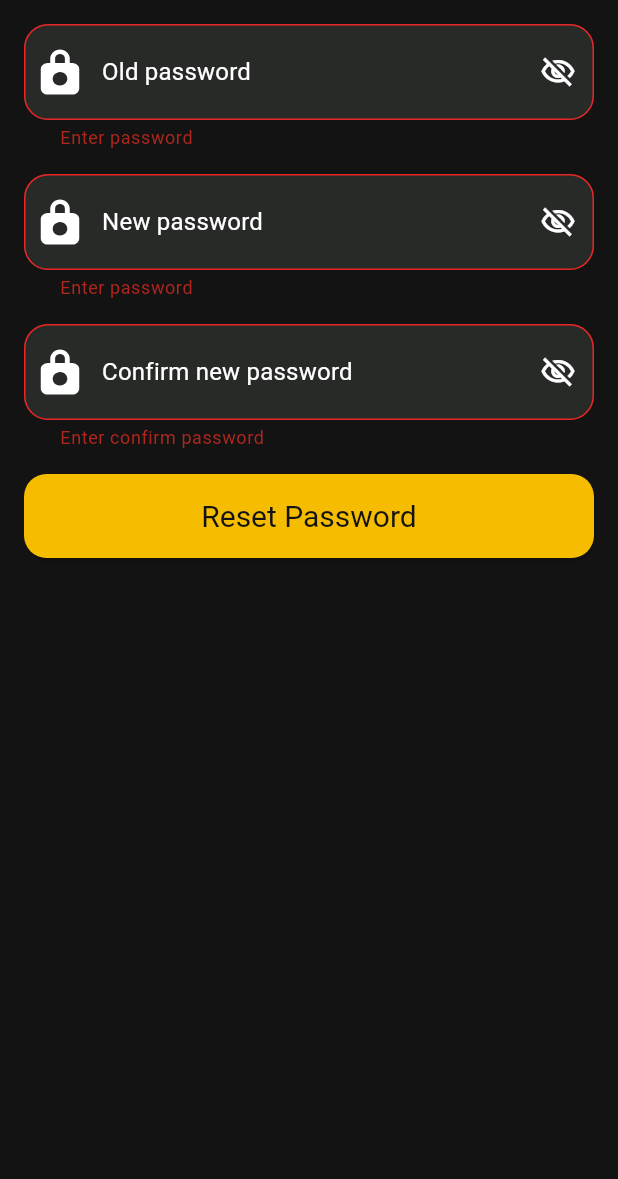
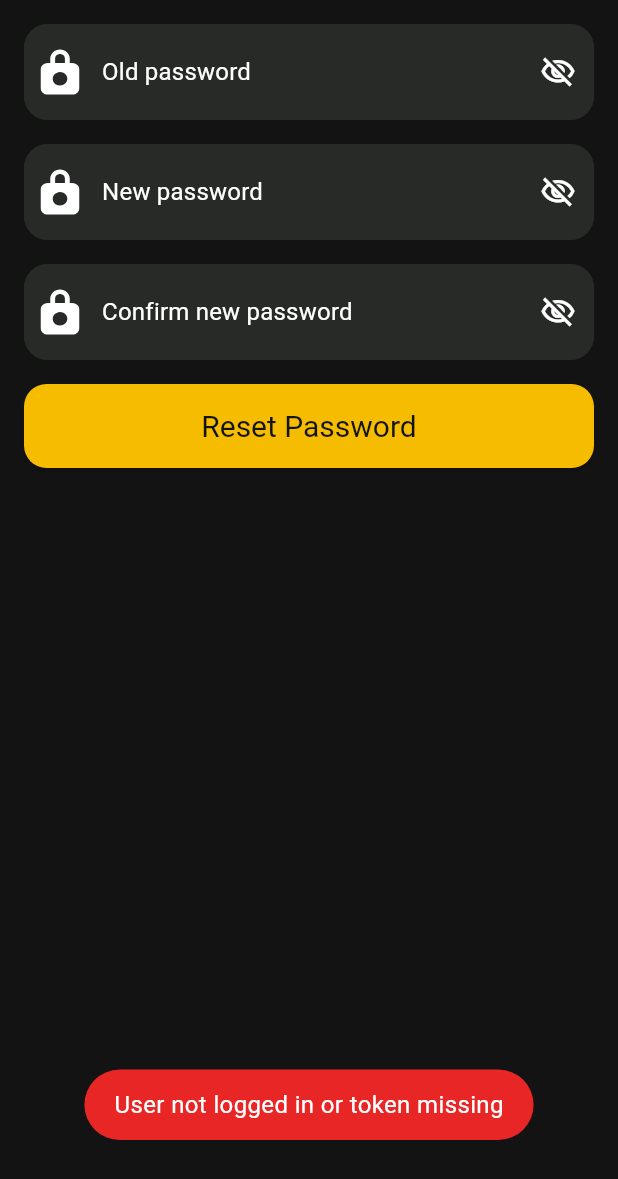
Before and after one commit to essammetwally1/movies, a Flutter app: the ResetPasswordBottomSheet widget shown alone on an empty page, opened directly, after a tap on "Reset Password", on a phone screen of 412 x 824 dp. Shown: the top 1179 px of the screen. Run offline on Flutter 3.47's test engine with Material 3 defaults, Android fonts, the phone set to English and light mode, and no system bars; our stand-ins replace flutter_svg, fluttertoast; accounts and stored records are empty.

Commit message:
api service for reset password

```diff
--- a/lib/components/reset_password_bottom_sheet.dart
+++ b/lib/components/reset_password_bottom_sheet.dart
@@ -1,7 +1,11 @@
 import 'package:flutter/material.dart';
+import 'package:movies/auth/api_service.dart';
 import 'package:movies/components/custom_eleveted_button.dart';
 import 'package:movies/components/custom_text_form_feild.dart';
+import 'package:movies/models/user_model.dart';
+import 'package:movies/provider/user_provider.dart';
 import 'package:movies/utilis.dart';
+import 'package:provider/provider.dart';
 
 class ResetPasswordBottomSheet extends StatefulWidget {
   const ResetPasswordBottomSheet({super.key});
@@ -16,15 +20,27 @@ class _ResetPasswordBottomSheetState extends State<ResetPasswordBottomSheet> {
   TextEditingController oldPasswordController = TextEditingController();
   TextEditingController newPasswordController = TextEditingController();
   TextEditingController confirmNewPasswordController = TextEditingController();
+  bool isLoading = false;
+
+  @override
+  void dispose() {
+    oldPasswordController.dispose();
+    newPasswordController.dispose();
+    confirmNewPasswordController.dispose();
+    super.dispose();
+  }
+
   @override
   Widget build(BuildContext context) {
     return Padding(
       padding: const EdgeInsets.symmetric(horizontal: 16),
       child: Form(
         key: globalKey,
+        child: SingleChildScrollView(
+          child: SafeArea(
             child: Column(
               children: [
-            SizedBox(height: 16),
+                const SizedBox(height: 16),
 
                 CustomTextFormField(
                   controller: oldPasswordController,
@@ -51,7 +67,7 @@ class _ResetPasswordBottomSheetState extends State<ResetPasswordBottomSheet> {
                     }
                   },
                 ),
-            SizedBox(height: 16),
+                const SizedBox(height: 16),
                 CustomTextFormField(
                   isPassword: true,
                   controller: newPasswordController,
@@ -78,7 +94,7 @@ class _ResetPasswordBottomSheetState extends State<ResetPasswordBottomSheet> {
                   },
                 ),
 
-            SizedBox(height: 16),
+                const SizedBox(height: 16),
                 CustomTextFormField(
                   isPassword: true,
                   controller: confirmNewPasswordController,
@@ -95,20 +111,56 @@ class _ResetPasswordBottomSheetState extends State<ResetPasswordBottomSheet> {
                   },
                 ),
 
-            SizedBox(height: 16),
+                const SizedBox(height: 16),
                 CustomElevatedButton(
                   textElevatedButton: 'Reset Password',
                   onPressed: resetPassword,
+                  isLoading: isLoading,
                 ),
               ],
+            ),
+          ),
         ),
       ),
     );
   }
 
-  void resetPassword() {
+  Future<void> resetPassword() async {
+    final UserModel? userModel = Provider.of<UserProvider>(
+      context,
+      listen: false,
+    ).currentUser;
+
+    if (userModel == null ||
+        userModel.token == null ||
+        userModel.token!.isEmpty) {
+      Utilis.showErrorMessage('User not logged in or token missing');
+      return;
+    }
+
     if (globalKey.currentState!.validate()) {
-      Utilis.showSuccessMessage('Success reset password');
+      setState(() {
+        isLoading = true;
+      });
+
+      try {
+        final result = await AuthApiService.resetPassword(
+          oldPassword: oldPasswordController.text,
+          newPassword: newPasswordController.text,
+          token: userModel.token!,
+        );
+
+        if (result['success'] == true) {
+          Utilis.showSuccessMessage(result['message']);
+          Navigator.of(context).pop();
+        }
+      } catch (error) {
+        Utilis.showErrorMessage(error.toString());
+      } finally {
+        setState(() {
+          isLoading = false;
+        });
       }
     }
   }
+}
```
Also changed, not shown: lib/auth/api_service.dart (+80 -0 lines), lib/screens/profile.dart (+11 -2 lines). Lines whose indentation alone changed are shown as unchanged.
